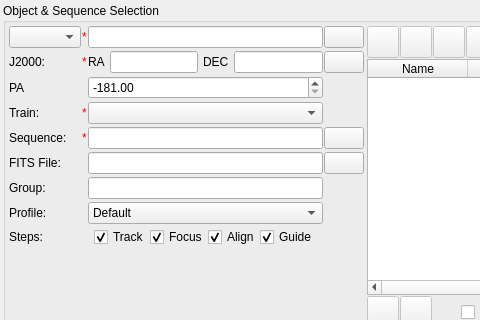
The window that kstars/ekos/scheduler/scheduler.ui (KDE/kstars) describes before a commit, drawn with Qt 5; both pictures show x 0 to 480 and y 0 to 320 of the 950 by 537 pixel window.
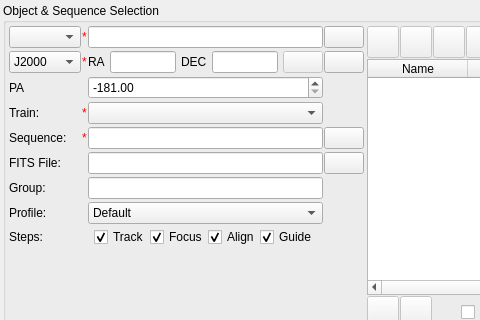
The same window after the commit. Icons and pictures are not drawn. Custom widgets are drawn as their Qt base class.

Commit message:
Increase flexibility of coordinates in the scheduler
Enhancements for handling target coordinates in the scheduler module:
- Add an option to switch the target coordinates between J2000 and JNow. This is interesting for those cases where the user wants to enter the coordinates manually, but has the coordinates only in JNow - for example when taking them over from the align module.
- Add a "use the current target" button. Currently, there is only an option to take over the current skymap center.

```diff
--- a/kstars/ekos/scheduler/scheduler.ui
+++ b/kstars/ekos/scheduler/scheduler.ui
@@ -586,16 +586,6 @@
             </property>
            </widget>
           </item>
-          <item row="1" column="0">
-           <widget class="QLabel" name="label">
-            <property name="toolTip">
-             <string>Target coordinates in J2000 Epoch</string>
-            </property>
-            <property name="text">
-             <string>J2000:</string>
-            </property>
-           </widget>
-          </item>
           <item row="7" column="0">
            <widget class="QLabel" name="label_9">
             <property name="toolTip">
@@ -657,6 +647,22 @@
               </property>
              </widget>
             </item>
+            <item>
+             <widget class="QPushButton" name="copyMountTargetB">
+              <property name="enabled">
+               <bool>false</bool>
+              </property>
+              <property name="toolTip">
+               <string>Fill coordinates with current mount position.</string>
+              </property>
+              <property name="text">
+               <string/>
+              </property>
+              <property name="icon">
+               <iconset theme="kstars_flag"/>
+              </property>
+             </widget>
+            </item>
            </layout>
           </item>
           <item row="3" column="0">
@@ -682,6 +688,20 @@
           <item row="3" column="2">
            <widget class="QComboBox" name="opticalTrainCombo"/>
           </item>
+          <item row="1" column="0">
+           <widget class="QComboBox" name="epochCB">
+            <item>
+             <property name="text">
+              <string>J2000</string>
+             </property>
+            </item>
+            <item>
+             <property name="text">
+              <string>JNow</string>
+             </property>
+            </item>
+           </widget>
+          </item>
          </layout>
         </item>
         <item>
```
Left out of the diff: 14 changed lines with no effect on the pictures. The commit also changes 6 other files.
